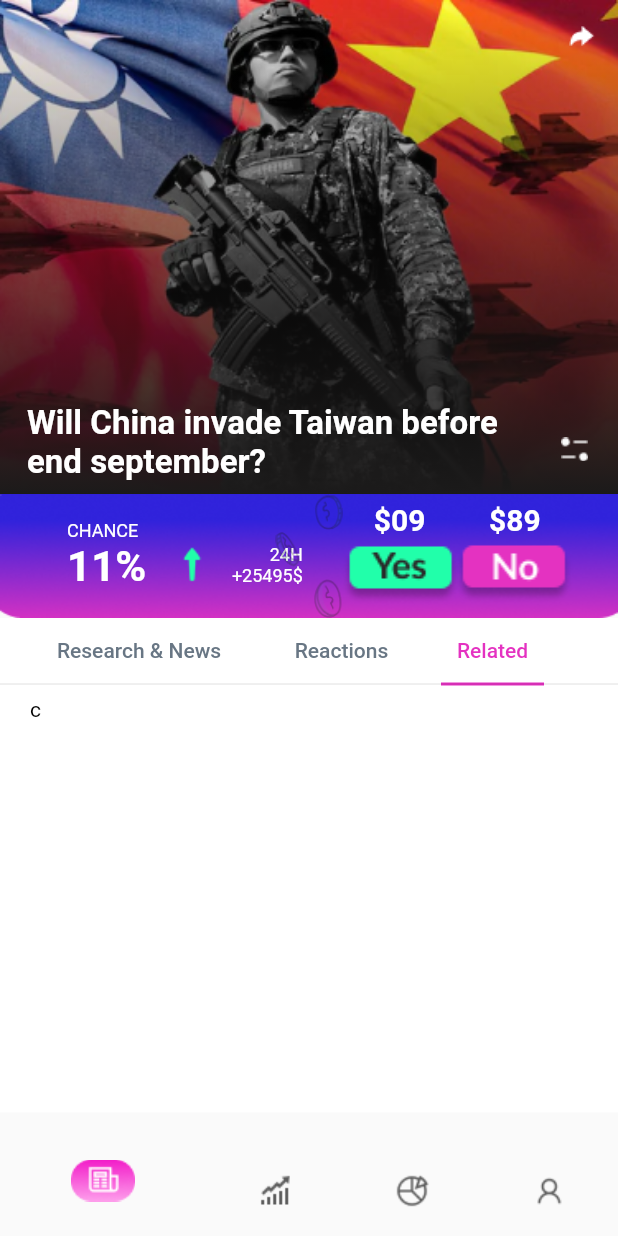
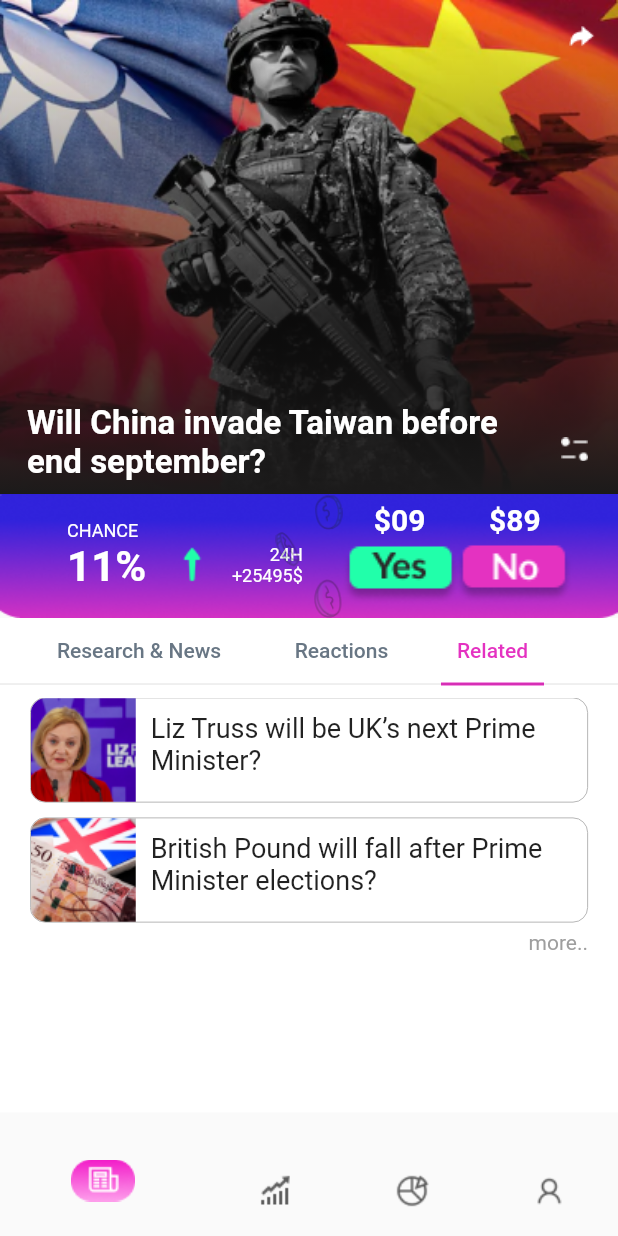
Before and after one commit to ashik-2001/growmate_ui, a Flutter app: the screen it shows after launch, tab 3 chosen, on a phone screen of 412 x 824 dp. Run offline on Flutter 3.47's test engine with Material 2 defaults, Android fonts, the phone set to English and light mode, and no system bars; Roboto replaces fonts that are missing (lato).

Commit message:
Completed Relatedtab

```diff
--- a/lib/lower_portion/low.dart
+++ b/lib/lower_portion/low.dart
@@ -1,5 +1,6 @@
 import 'package:flutter/material.dart';
 import 'package:growmate_ui/reactions/reactions.dart';
+import 'package:growmate_ui/related/related.dart';
 
 class LowerPortion extends StatefulWidget {
   const LowerPortion({Key? key}) : super(key: key);
@@ -72,9 +73,9 @@ class _LowerPortionState extends State<LowerPortion>
               child: TabBarView(controller: _tabcontroller, children: [
                 _research(context),
                 Reactions(),
-                Text(
-                  'c',
-                  style: TextStyle(color: Colors.black),
+                Padding(
+                  padding: const EdgeInsets.fromLTRB(0,0,20,0),
+                  child: RelatedTab(),
                 ),
               ]),
             ),
--- /dev/null
+++ b/lib/related/related.dart
@@ -0,0 +1,93 @@
+import 'package:flutter/material.dart';
+
+class RelatedTab extends StatelessWidget {
+  const RelatedTab({Key? key}) : super(key: key);
+
+  @override
+  Widget build(BuildContext context) {
+    final width = MediaQuery.of(context).size.width;
+    return ListView(
+      children: [
+        Container(
+          decoration: BoxDecoration(
+            border: Border.all(width: 0.5, color: Colors.grey),
+            borderRadius: BorderRadius.all(Radius.circular(10)),
+          ),
+          alignment: Alignment.centerLeft,
+          height: 70,
+          child: Row(
+            children: [
+              Container(
+                height: 70,
+                width: 70,
+                decoration: const BoxDecoration(
+                  borderRadius: BorderRadius.only(
+                    topLeft: Radius.circular(10),
+                    bottomLeft: Radius.circular(10),
+                  ),
+                  image: DecorationImage(
+                    fit: BoxFit.fitHeight,
+                    image: AssetImage('assets/girl.png'),
+                  ),
+                ),
+              ),
+              SizedBox(width: 10),
+              Container(
+                height: 50,
+                width: width*0.7,
+                child: Text(
+                  'Liz Truss will be UK’s next Prime Minister?',
+                  style: TextStyle(fontSize: 18, fontWeight: FontWeight.normal),
+                  maxLines: 2,
+                  overflow: TextOverflow.ellipsis,
+                ),
+              ),
+
+            ],
+          ),
+        ),
+        SizedBox(height: 10),
+        Container(
+          decoration: BoxDecoration(
+            border: Border.all(width: 0.5, color: Colors.grey),
+            borderRadius: BorderRadius.all(Radius.circular(10)),
+          ),
+          alignment: Alignment.centerLeft,
+          height: 70,
+          child: Row(
+            children: [
+              Container(
+                height: 70,
+                width: 70,
+                decoration: const BoxDecoration(
+                  borderRadius: BorderRadius.only(
+                    topLeft: Radius.circular(10),
+                    bottomLeft: Radius.circular(10),
+                  ),
+                  image: DecorationImage(
+                    fit: BoxFit.fitHeight,
+                    image: AssetImage('assets/currency.png'),
+                  ),
+                ),
+              ),
+              SizedBox(width: 10),
+              Container(
+                height: 50,
+                width: width*0.7,
+                child: Text(
+                  'British Pound will fall after Prime Minister elections?',
+                  style: TextStyle(fontSize: 18, fontWeight: FontWeight.normal),
+                  maxLines: 2,
+                  overflow: TextOverflow.ellipsis,
+                ),
+              ),
+
+            ],
+          ),
+        ),
+        SizedBox(height: 5,),
+        Align(alignment:Alignment.bottomRight,child: Text('more..',style: TextStyle(color: Colors.grey),)),
+      ],
+    );
+  }
+}
```
Also changed, not shown: assets/currency.png (added), assets/girl.png (added).
